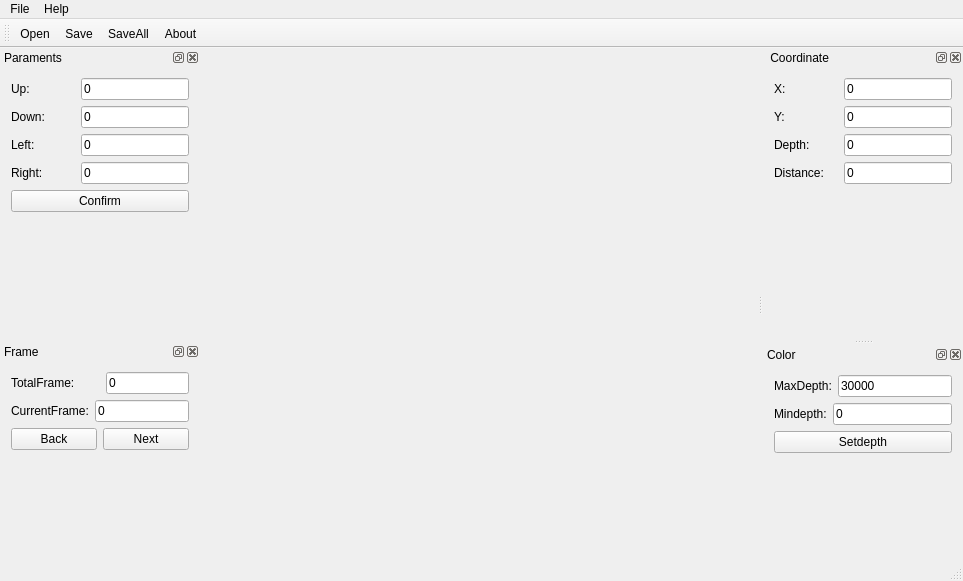
Above: FileConversion/FileConversion/fileconversion.ui from dongmuliu/File-conversion-assistant before the change. Below: the same form after it.
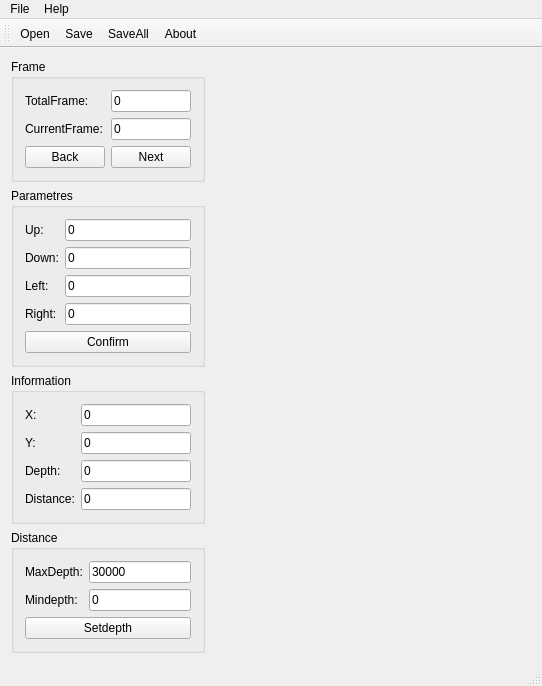
That is the form after the change. Icons and pictures are not drawn.

Commit message: ui界面重新设计

```diff
--- a/FileConversion/FileConversion/fileconversion.ui
+++ b/FileConversion/FileConversion/fileconversion.ui
@@ -6,8 +6,8 @@
    <rect>
     <x>0</x>
     <y>0</y>
-    <width>963</width>
-    <height>581</height>
+    <width>533</width>
+    <height>642</height>
    </rect>
   </property>
   <property name="windowTitle">
@@ -18,243 +18,134 @@
     <normaloff>:/FileConversion/Resources/exe.ico</normaloff>:/FileConversion/Resources/exe.ico</iconset>
   </property>
   <widget class="QWidget" name="centralWidget">
-   <widget class="QWidget" name="layoutWidget">
-    <property name="geometry">
-     <rect>
-      <x>120</x>
-      <y>0</y>
-      <width>328</width>
-      <height>488</height>
-     </rect>
-    </property>
-    <layout class="QFormLayout" name="formLayout">
+   <layout class="QGridLayout" name="gridLayout_13">
      <item row="0" column="0">
-      <widget class="QLabel" name="graylabel">
-       <property name="minimumSize">
-        <size>
-         <width>320</width>
-         <height>240</height>
-        </size>
-       </property>
-       <property name="maximumSize">
-        <size>
-         <width>320</width>
-         <height>240</height>
-        </size>
-       </property>
-       <property name="text">
-        <string/>
-       </property>
-       <property name="alignment">
-        <set>Qt::AlignCenter</set>
-       </property>
-      </widget>
-     </item>
-     <item row="1" column="0">
-      <widget class="QLabel" name="colorlabel">
-       <property name="minimumSize">
-        <size>
-         <width>320</width>
-         <height>240</height>
-        </size>
-       </property>
-       <property name="maximumSize">
-        <size>
-         <width>320</width>
-         <height>240</height>
-        </size>
-       </property>
-       <property name="text">
-        <string/>
-       </property>
-       <property name="alignment">
-        <set>Qt::AlignCenter</set>
-       </property>
-      </widget>
-     </item>
-    </layout>
-   </widget>
-  </widget>
-  <widget class="QMenuBar" name="menuBar">
-   <property name="geometry">
-    <rect>
-     <x>0</x>
-     <y>0</y>
-     <width>963</width>
-     <height>23</height>
-    </rect>
-   </property>
-   <widget class="QMenu" name="menuFile">
-    <property name="title">
-     <string>File</string>
-    </property>
-    <addaction name="openAction"/>
-    <addaction name="saveAction"/>
-    <addaction name="saveallAction"/>
-   </widget>
-   <widget class="QMenu" name="menuHelp">
-    <property name="title">
-     <string>Help</string>
-    </property>
-    <addaction name="aboutAction"/>
-   </widget>
-   <addaction name="menuFile"/>
-   <addaction name="menuHelp"/>
-  </widget>
-  <widget class="QToolBar" name="mainToolBar">
-   <attribute name="toolBarArea">
-    <enum>TopToolBarArea</enum>
-   </attribute>
-   <attribute name="toolBarBreak">
-    <bool>false</bool>
-   </attribute>
-   <addaction name="opentoolAction"/>
-   <addaction name="savetoolAction"/>
-   <addaction name="savealltoolAction"/>
-   <addaction name="abouttoolAction"/>
-  </widget>
-  <widget class="QStatusBar" name="statusBar"/>
-  <widget class="QDockWidget" name="dockWidget_4">
-   <property name="minimumSize">
-    <size>
-     <width>200</width>
-     <height>190</height>
-    </size>
-   </property>
-   <property name="maximumSize">
-    <size>
-     <width>200</width>
-     <height>524287</height>
-    </size>
-   </property>
-   <property name="windowTitle">
-    <string>Paraments</string>
-   </property>
-   <attribute name="dockWidgetArea">
-    <number>1</number>
-   </attribute>
-   <widget class="QWidget" name="dockWidgetContents_4">
-    <layout class="QHBoxLayout" name="horizontalLayout">
-     <item>
-      <layout class="QVBoxLayout" name="verticalLayout_3">
+     <layout class="QGridLayout" name="gridLayout_12">
+      <item row="0" column="0">
+       <layout class="QVBoxLayout" name="verticalLayout_5">
        <item>
         <layout class="QVBoxLayout" name="verticalLayout_2">
          <item>
-          <layout class="QHBoxLayout" name="horizontalLayout_3">
+           <widget class="QGroupBox" name="groupBox_2">
+            <property name="title">
+             <string>Frame</string>
+            </property>
+            <layout class="QGridLayout" name="gridLayout_4">
+             <item row="0" column="0">
+              <layout class="QGridLayout" name="gridLayout_3">
+               <item row="0" column="0">
+                <widget class="QLabel" name="label_13">
+                 <property name="text">
+                  <string>TotalFrame:</string>
+                 </property>
+                </widget>
+               </item>
+               <item row="2" column="0">
+                <widget class="QLabel" name="label_14">
+                 <property name="text">
+                  <string>CurrentFrame:</string>
+                 </property>
+                </widget>
+               </item>
+               <item row="4" column="0">
+                <widget class="QPushButton" name="backButton">
+                 <property name="text">
+                  <string>Back</string>
+                 </property>
+                </widget>
+               </item>
+               <item row="4" column="1">
+                <widget class="QPushButton" name="nextButton">
+                 <property name="text">
+                  <string>Next</string>
+                 </property>
+                </widget>
+               </item>
+               <item row="0" column="1">
+                <widget class="QLineEdit" name="totalframelineEdit">
+                 <property name="text">
+                  <string>0</string>
+                 </property>
+                 <property name="readOnly">
+                  <bool>true</bool>
+                 </property>
+                </widget>
+               </item>
+               <item row="2" column="1">
+                <widget class="QLineEdit" name="currentlineEdit">
+                 <property name="text">
+                  <string>0</string>
+                 </property>
+                 <property name="readOnly">
+                  <bool>true</bool>
+                 </property>
+                </widget>
+               </item>
+              </layout>
+             </item>
+            </layout>
+           </widget>
+          </item>
            <item>
+           <widget class="QGroupBox" name="groupBox_3">
+            <property name="title">
+             <string>Parametres</string>
+            </property>
+            <layout class="QGridLayout" name="gridLayout_5">
+             <item row="0" column="0">
+              <layout class="QVBoxLayout" name="verticalLayout_4">
+               <item>
+                <layout class="QGridLayout" name="gridLayout">
+                 <item row="0" column="0">
             <widget class="QLabel" name="label_3">
              <property name="text">
               <string>Up:</string>
              </property>
             </widget>
            </item>
-           <item>
-            <spacer name="horizontalSpacer">
-             <property name="orientation">
-              <enum>Qt::Horizontal</enum>
-             </property>
-             <property name="sizeHint" stdset="0">
-              <size>
-               <width>1</width>
-               <height>20</height>
-              </size>
-             </property>
-            </spacer>
-           </item>
-           <item>
+                 <item row="0" column="1">
             <widget class="QLineEdit" name="uplineEdit">
              <property name="text">
               <string>0</string>
              </property>
             </widget>
            </item>
-          </layout>
-         </item>
-         <item>
-          <layout class="QHBoxLayout" name="horizontalLayout_5">
-           <item>
+                 <item row="1" column="0">
             <widget class="QLabel" name="label_5">
              <property name="text">
               <string>Down:</string>
              </property>
             </widget>
            </item>
-           <item>
-            <spacer name="horizontalSpacer_2">
-             <property name="orientation">
-              <enum>Qt::Horizontal</enum>
-             </property>
-             <property name="sizeHint" stdset="0">
-              <size>
-               <width>1</width>
-               <height>20</height>
-              </size>
-             </property>
-            </spacer>
-           </item>
-           <item>
+                 <item row="1" column="1">
             <widget class="QLineEdit" name="downlineEdit">
              <property name="text">
               <string>0</string>
              </property>
             </widget>
            </item>
-          </layout>
-         </item>
-         <item>
-          <layout class="QHBoxLayout" name="horizontalLayout_6">
-           <item>
+                 <item row="2" column="0">
             <widget class="QLabel" name="label_9">
              <property name="text">
               <string>Left:</string>
              </property>
             </widget>
            </item>
-           <item>
-            <spacer name="horizontalSpacer_3">
-             <property name="orientation">
-              <enum>Qt::Horizontal</enum>
-             </property>
-             <property name="sizeHint" stdset="0">
-              <size>
-               <width>1</width>
-               <height>20</height>
-              </size>
-             </property>
-            </spacer>
-           </item>
-           <item>
+                 <item row="2" column="1">
             <widget class="QLineEdit" name="leftlineEdit">
              <property name="text">
               <string>0</string>
              </property>
             </widget>
            </item>
-          </layout>
-         </item>
-         <item>
-          <layout class="QHBoxLayout" name="horizontalLayout_7">
-           <item>
+                 <item row="3" column="0">
             <widget class="QLabel" name="label_6">
              <property name="text">
               <string>Right:</string>
              </property>
             </widget>
            </item>
-           <item>
-            <spacer name="horizontalSpacer_4">
-             <property name="orientation">
-              <enum>Qt::Horizontal</enum>
-             </property>
-             <property name="sizeHint" stdset="0">
-              <size>
-               <width>1</width>
-               <height>20</height>
-              </size>
-             </property>
-            </spacer>
-           </item>
-           <item>
+                 <item row="3" column="1">
             <widget class="QLineEdit" name="rightlineEdit">
              <property name="text">
               <string>0</string>
@@ -263,179 +154,40 @@
            </item>
           </layout>
          </item>
-        </layout>
-       </item>
        <item>
+                <layout class="QGridLayout" name="gridLayout_2">
+                 <item row="0" column="0">
         <widget class="QPushButton" name="confirmButton">
          <property name="text">
           <string>Confirm</string>
          </property>
         </widget>
        </item>
-       <item>
-        <spacer name="verticalSpacer">
-         <property name="orientation">
-          <enum>Qt::Vertical</enum>
-         </property>
-         <property name="sizeHint" stdset="0">
-          <size>
-           <width>20</width>
-           <height>40</height>
-          </size>
-         </property>
-        </spacer>
-       </item>
       </layout>
      </item>
     </layout>
-    <zorder></zorder>
-   </widget>
-  </widget>
-  <widget class="QDockWidget" name="dockWidget_6">
-   <property name="minimumSize">
-    <size>
-     <width>200</width>
-     <height>147</height>
-    </size>
-   </property>
-   <property name="windowTitle">
-    <string>Frame</string>
-   </property>
-   <attribute name="dockWidgetArea">
-    <number>1</number>
-   </attribute>
-   <widget class="QWidget" name="dockWidgetContents_6">
-    <layout class="QVBoxLayout" name="verticalLayout_7">
-     <item>
-      <layout class="QVBoxLayout" name="verticalLayout_5">
-       <item>
-        <layout class="QHBoxLayout" name="horizontalLayout_11">
-         <item>
-          <widget class="QLabel" name="label_13">
-           <property name="text">
-            <string>TotalFrame:</string>
-           </property>
-          </widget>
-         </item>
-         <item>
-          <spacer name="horizontalSpacer_5">
-           <property name="orientation">
-            <enum>Qt::Horizontal</enum>
-           </property>
-           <property name="sizeHint" stdset="0">
-            <size>
-             <width>50</width>
-             <height>20</height>
-            </size>
-           </property>
-          </spacer>
-         </item>
-         <item>
-          <widget class="QLineEdit" name="totalframelineEdit">
-           <property name="text">
-            <string>0</string>
-           </property>
-           <property name="readOnly">
-            <bool>true</bool>
-           </property>
-          </widget>
-         </item>
-        </layout>
-       </item>
-       <item>
-        <layout class="QHBoxLayout" name="horizontalLayout_12">
-         <item>
-          <widget class="QLabel" name="label_14">
-           <property name="text">
-            <string>CurrentFrame:</string>
-           </property>
-          </widget>
-         </item>
-         <item>
-          <widget class="QLineEdit" name="currentlineEdit">
-           <property name="text">
-            <string>0</string>
-           </property>
-           <property name="readOnly">
-            <bool>true</bool>
-           </property>
-          </widget>
-         </item>
+             </item>
+            </layout>
+           </widget>
+          </item>
         </layout>
        </item>
        <item>
-        <layout class="QHBoxLayout" name="horizontalLayout_13">
-         <item>
-          <widget class="QPushButton" name="backButton">
-           <property name="text">
-            <string>Back</string>
-           </property>
-          </widget>
-         </item>
-         <item>
-          <widget class="QPushButton" name="nextButton">
-           <property name="text">
-            <string>Next</string>
-           </property>
-          </widget>
-         </item>
-        </layout>
-       </item>
-      </layout>
-     </item>
-     <item>
-      <spacer name="verticalSpacer_2">
-       <property name="orientation">
-        <enum>Qt::Vertical</enum>
-       </property>
-       <property name="sizeHint" stdset="0">
-        <size>
-         <width>20</width>
-         <height>40</height>
-        </size>
-       </property>
-      </spacer>
-     </item>
-    </layout>
-   </widget>
-  </widget>
-  <widget class="QDockWidget" name="dockWidget_3">
-   <property name="floating">
-    <bool>false</bool>
-   </property>
-   <property name="windowTitle">
-    <string> Coordinate </string>
-   </property>
-   <attribute name="dockWidgetArea">
-    <number>2</number>
-   </attribute>
-   <widget class="QWidget" name="dockWidgetContents_10">
-    <layout class="QVBoxLayout" name="verticalLayout_8">
-     <item>
-      <layout class="QVBoxLayout" name="verticalLayout">
-       <item>
-        <layout class="QHBoxLayout" name="horizontalLayout_20">
-         <item>
+         <widget class="QGroupBox" name="groupBox_4">
+          <property name="title">
+           <string>Information</string>
+          </property>
+          <layout class="QGridLayout" name="gridLayout_10">
+           <item row="0" column="0">
+            <layout class="QGridLayout" name="gridLayout_6">
+             <item row="0" column="0">
           <widget class="QLabel" name="label_12">
            <property name="text">
             <string>X:</string>
            </property>
           </widget>
          </item>
-         <item>
-          <spacer name="horizontalSpacer_6">
-           <property name="orientation">
-            <enum>Qt::Horizontal</enum>
-           </property>
-           <property name="sizeHint" stdset="0">
-            <size>
-             <width>40</width>
-             <height>20</height>
-            </size>
-           </property>
-          </spacer>
-         </item>
-         <item>
+             <item row="0" column="1">
           <widget class="QLineEdit" name="xlineEdit">
            <property name="text">
             <string>0</string>
@@ -445,31 +197,14 @@
            </property>
           </widget>
          </item>
-        </layout>
-       </item>
-       <item>
-        <layout class="QHBoxLayout" name="horizontalLayout_21">
-         <item>
+             <item row="1" column="0">
           <widget class="QLabel" name="label_15">
            <property name="text">
             <string>Y:</string>
            </property>
           </widget>
          </item>
-         <item>
-          <spacer name="horizontalSpacer_7">
-           <property name="orientation">
-            <enum>Qt::Horizontal</enum>
-           </property>
-           <property name="sizeHint" stdset="0">
-            <size>
-             <width>40</width>
-             <height>20</height>
-            </size>
-           </property>
-          </spacer>
-         </item>
-         <item>
+             <item row="1" column="1">
           <widget class="QLineEdit" name="ylineEdit">
            <property name="text">
             <string>0</string>
@@ -479,31 +214,14 @@
            </property>
           </widget>
          </item>
-        </layout>
-       </item>
-       <item>
-        <layout class="QHBoxLayout" name="horizontalLayout_22">
-         <item>
+             <item row="2" column="0">
           <widget class="QLabel" name="label_16">
            <property name="text">
             <string>Depth:</string>
            </property>
           </widget>
          </item>
-         <item>
-          <spacer name="horizontalSpacer_8">
-           <property name="orientation">
-            <enum>Qt::Horizontal</enum>
-           </property>
-           <property name="sizeHint" stdset="0">
-            <size>
-             <width>20</width>
-             <height>20</height>
-            </size>
-           </property>
-          </spacer>
-         </item>
-         <item>
+             <item row="2" column="1">
           <widget class="QLineEdit" name="depthlineEdit">
            <property name="text">
             <string>0</string>
@@ -513,31 +231,14 @@
            </property>
           </widget>
          </item>
-        </layout>
-       </item>
-       <item>
-        <layout class="QHBoxLayout" name="horizontalLayout_2">
-         <item>
+             <item row="3" column="0">
           <widget class="QLabel" name="label">
            <property name="text">
             <string>Distance:</string>
            </property>
           </widget>
          </item>
-         <item>
-          <spacer name="horizontalSpacer_9">
-           <property name="orientation">
-            <enum>Qt::Horizontal</enum>
-           </property>
-           <property name="sizeHint" stdset="0">
-            <size>
-             <width>5</width>
-             <height>20</height>
-            </size>
-           </property>
-          </spacer>
-         </item>
-         <item>
+             <item row="3" column="1">
           <widget class="QLineEdit" name="DislineEdit">
            <property name="text">
             <string>0</string>
@@ -550,77 +251,45 @@
         </layout>
        </item>
       </layout>
+         </widget>
      </item>
      <item>
-      <spacer name="verticalSpacer_3">
-       <property name="orientation">
-        <enum>Qt::Vertical</enum>
-       </property>
-       <property name="sizeHint" stdset="0">
-        <size>
-         <width>20</width>
-         <height>70</height>
-        </size>
-       </property>
-      </spacer>
-     </item>
-    </layout>
-   </widget>
-  </widget>
-  <widget class="QDockWidget" name="dockWidget_7">
-   <property name="minimumSize">
-    <size>
-     <width>200</width>
-     <height>133</height>
-    </size>
-   </property>
-   <property name="windowTitle">
-    <string>Color</string>
-   </property>
-   <attribute name="dockWidgetArea">
-    <number>2</number>
-   </attribute>
-   <widget class="QWidget" name="dockWidgetContents_9">
-    <layout class="QVBoxLayout" name="verticalLayout_4">
-     <item>
-      <layout class="QVBoxLayout" name="verticalLayout_6">
-       <item>
-        <layout class="QHBoxLayout" name="horizontalLayout_15">
-         <item>
+         <widget class="QGroupBox" name="groupBox_5">
+          <property name="title">
+           <string>Distance</string>
+          </property>
+          <layout class="QGridLayout" name="gridLayout_11">
+           <item row="0" column="0">
+            <layout class="QGridLayout" name="gridLayout_8">
+             <item row="0" column="0">
           <widget class="QLabel" name="label_7">
            <property name="text">
             <string>MaxDepth:</string>
            </property>
           </widget>
          </item>
-         <item>
+             <item row="0" column="1">
           <widget class="QLineEdit" name="maxdepthLineEdit">
            <property name="text">
             <string>30000</string>
            </property>
           </widget>
          </item>
-        </layout>
-       </item>
-       <item>
-        <layout class="QHBoxLayout" name="horizontalLayout_16">
-         <item>
+             <item row="1" column="0">
           <widget class="QLabel" name="label_11">
            <property name="text">
             <string>Mindepth:</string>
            </property>
           </widget>
          </item>
-         <item>
+             <item row="1" column="1">
           <widget class="QLineEdit" name="mindepthLineEdit">
            <property name="text">
             <string>0</string>
            </property>
           </widget>
          </item>
-        </layout>
-       </item>
-       <item>
+             <item row="2" column="0" colspan="2">
         <widget class="QPushButton" name="setColorButton">
          <property name="text">
           <string>Setdepth</string>
@@ -629,8 +298,8 @@
        </item>
       </layout>
      </item>
-     <item>
-      <spacer name="verticalSpacer_6">
+           <item row="1" column="0">
+            <spacer name="verticalSpacer">
        <property name="orientation">
         <enum>Qt::Vertical</enum>
        </property>
@@ -644,7 +313,100 @@
      </item>
     </layout>
    </widget>
-  </widget>
+        </item>
+       </layout>
+      </item>
+      <item row="0" column="1">
+       <layout class="QVBoxLayout" name="verticalLayout">
+        <item>
+         <widget class="QLabel" name="graylabel">
+          <property name="minimumSize">
+           <size>
+            <width>320</width>
+            <height>240</height>
+           </size>
+          </property>
+          <property name="maximumSize">
+           <size>
+            <width>10000</width>
+            <height>240</height>
+           </size>
+          </property>
+          <property name="text">
+           <string/>
+          </property>
+          <property name="alignment">
+           <set>Qt::AlignCenter</set>
+          </property>
+         </widget>
+        </item>
+        <item>
+         <widget class="QLabel" name="colorlabel">
+          <property name="minimumSize">
+           <size>
+            <width>320</width>
+            <height>240</height>
+           </size>
+          </property>
+          <property name="maximumSize">
+           <size>
+            <width>10000</width>
+            <height>10000</height>
+           </size>
+          </property>
+          <property name="text">
+           <string/>
+          </property>
+          <property name="alignment">
+           <set>Qt::AlignCenter</set>
+          </property>
+         </widget>
+        </item>
+       </layout>
+      </item>
+     </layout>
+    </item>
+   </layout>
+  </widget>
+  <widget class="QMenuBar" name="menuBar">
+   <property name="geometry">
+    <rect>
+     <x>0</x>
+     <y>0</y>
+     <width>533</width>
+     <height>23</height>
+    </rect>
+   </property>
+   <widget class="QMenu" name="menuFile">
+    <property name="title">
+     <string>File</string>
+    </property>
+    <addaction name="openAction"/>
+    <addaction name="saveAction"/>
+    <addaction name="saveallAction"/>
+   </widget>
+   <widget class="QMenu" name="menuHelp">
+    <property name="title">
+     <string>Help</string>
+    </property>
+    <addaction name="aboutAction"/>
+   </widget>
+   <addaction name="menuFile"/>
+   <addaction name="menuHelp"/>
+  </widget>
+  <widget class="QToolBar" name="mainToolBar">
+   <attribute name="toolBarArea">
+    <enum>TopToolBarArea</enum>
+   </attribute>
+   <attribute name="toolBarBreak">
+    <bool>false</bool>
+   </attribute>
+   <addaction name="opentoolAction"/>
+   <addaction name="savetoolAction"/>
+   <addaction name="savealltoolAction"/>
+   <addaction name="abouttoolAction"/>
+  </widget>
+  <widget class="QStatusBar" name="statusBar"/>
   <action name="opentoolAction">
    <property name="icon">
     <iconset resource="fileconversion.qrc">
```
Left out of the diff: 32 changed lines with no effect on the pictures. Lines whose indentation alone changed are shown as unchanged. The commit also changes 4 other files.
